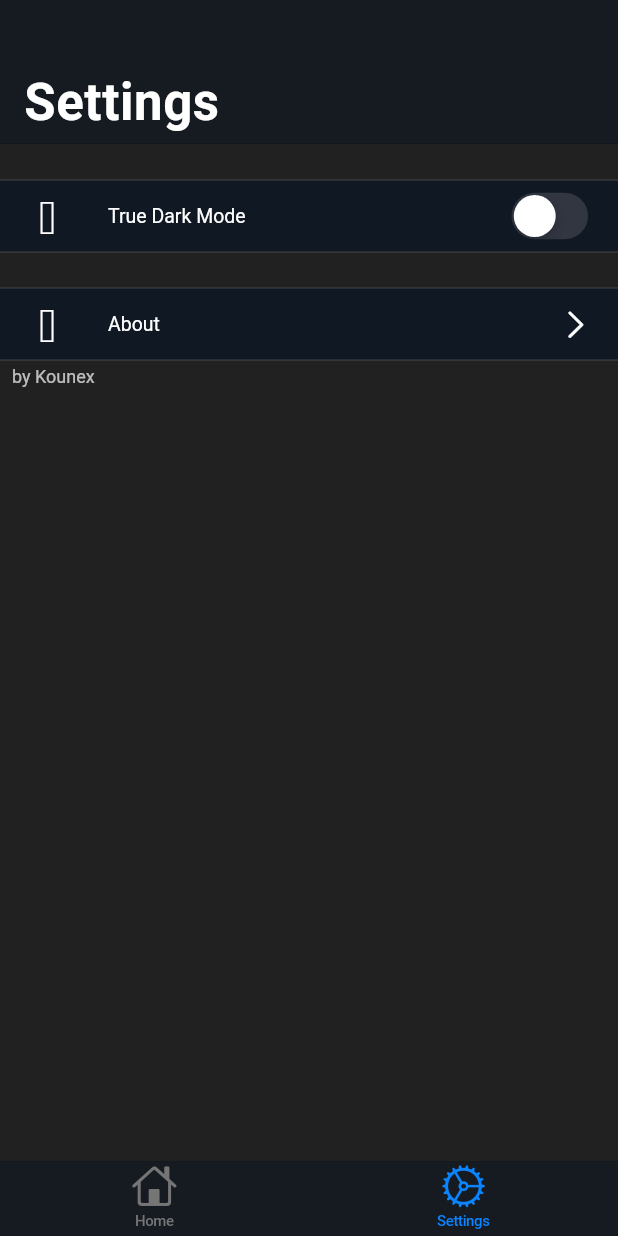
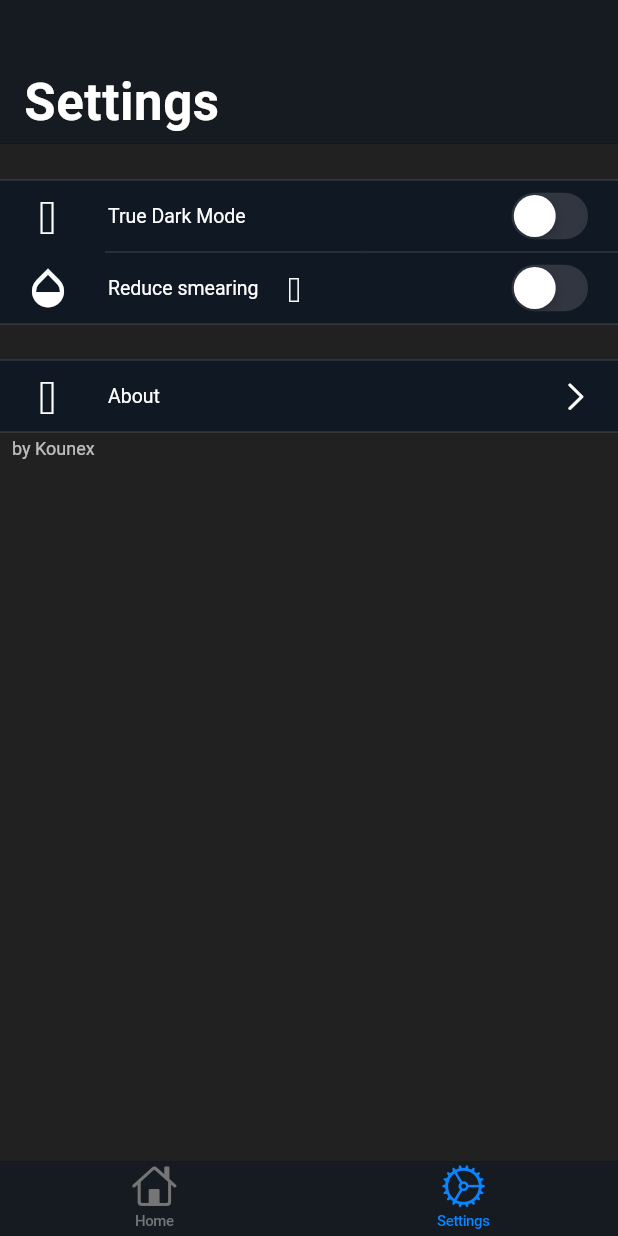
Before and after one commit to Seven-112/obs_blade, a Flutter app: the screen it shows after launch, after a tap on "Settings", on a phone screen of 412 x 824 dp. Run offline on Flutter 3.47's test engine with Material 2 defaults, Android fonts, the phone set to English and light mode, and no system bars; our stand-ins replace after_layout, carousel_slider, connectivity, flutter_mobx, hive, hive_flutter and 1 more; missing offline and left inert: flutter_mobx_helpers, tcp_scanner; accounts and stored records are empty; generated files the repository leaves out were written again.

Commit message:
added reduced smearing option

```diff
--- a/lib/app.dart
+++ b/lib/app.dart
@@ -37,7 +37,9 @@ class App extends StatelessWidget {
             accentIconTheme: IconThemeData(),
             backgroundColor: const Color(0xff101823),
             scaffoldBackgroundColor: settingsBox.getAt(0).trueDark
-                ? Color.fromRGBO(5, 5, 5, 1.0)
+                ? settingsBox.get(0).reduceSmearing
+                    ? Color.fromRGBO(5, 5, 5, 1.0)
+                    : Colors.black
                 : Colors.grey[900],
             canvasColor: const Color(0xff101823),
             cardColor: const Color(0xff101823),
--- a/lib/models/settings.dart
+++ b/lib/models/settings.dart
@@ -6,4 +6,7 @@ part 'settings.g.dart';
 class Settings extends HiveObject {
   @HiveField(0)
   bool trueDark = false;
+
+  @HiveField(1)
+  bool reduceSmearing = false;
 }
--- a/lib/shared/basic/question_mark_tooltip.dart
+++ b/lib/shared/basic/question_mark_tooltip.dart
@@ -13,7 +13,7 @@ class QuestionMarkTooltip extends StatelessWidget {
       padding: EdgeInsets.all(12.0),
       margin: EdgeInsets.all(32.0),
       preferBelow: false,
-      verticalOffset: 16.0,
+      verticalOffset: 12.0,
       showDuration: Duration(seconds: 5),
       child: Icon(StylingHelper.CUPERTINO_QUESTION_ICON),
     );
--- a/lib/views/settings/settings.dart
+++ b/lib/views/settings/settings.dart
@@ -2,6 +2,7 @@ import 'package:flutter/cupertino.dart';
 import 'package:flutter/material.dart';
 import 'package:hive/hive.dart';
 import 'package:obs_station/models/settings.dart';
+import 'package:obs_station/shared/basic/question_mark_tooltip.dart';
 import 'package:obs_station/types/enums/hive_keys.dart';
 import 'package:obs_station/utils/routing_helper.dart';
 import 'package:obs_station/utils/styling_helper.dart';
@@ -36,12 +37,34 @@ class SettingsView extends StatelessWidget {
                     blockEntries: [
                       BlockEntry(
                         leading: StylingHelper.CUPERTINO_SUNGLASSES_ICON,
-                        title: 'True Dark Mode',
+                        title: Text('True Dark Mode'),
                         trailing: CupertinoSwitch(
                           value: settingsBox.get(0).trueDark,
                           onChanged: (_) {
                             settingsBox.get(0).trueDark =
                                 !settingsBox.get(0).trueDark;
+                            settingsBox.get(0).save();
+                          },
+                        ),
+                      ),
+                      BlockEntry(
+                        leading: Icons.opacity,
+                        title: Row(
+                          children: [
+                            Text('Reduce smearing'),
+                            Padding(
+                              padding: const EdgeInsets.only(left: 12.0),
+                              child: QuestionMarkTooltip(
+                                  message:
+                                      'Only relevant for OLED displays. Using a fully black background might cause smearing while scrolling so this option will apply a slightly lighter background color. Might drain more battery though!'),
+                            ),
+                          ],
+                        ),
+                        trailing: CupertinoSwitch(
+                          value: settingsBox.get(0).reduceSmearing,
+                          onChanged: (_) {
+                            settingsBox.get(0).reduceSmearing =
+                                !settingsBox.get(0).reduceSmearing;
                             settingsBox.get(0).save();
                           },
                         ),
@@ -53,7 +76,7 @@ class SettingsView extends StatelessWidget {
                   blockEntries: [
                     BlockEntry(
                       leading: StylingHelper.CUPERTINO_AT_ICON,
-                      title: 'About',
+                      title: Text('About'),
                       navigateTo: SettingsTabRoutingKeys.ABOUT.route,
                     ),
                   ],
--- a/lib/views/settings/widgets/action_block.dart/action_block.dart
+++ b/lib/views/settings/widgets/action_block.dart/action_block.dart
@@ -20,7 +20,7 @@ class ActionBlock extends StatelessWidget {
             entry.leading,
             size: 32.0,
           ),
-          title: Text(entry.title),
+          title: entry.title,
           trailing: entry.navigateTo != null
               ? Icon(CupertinoIcons.right_chevron)
               : entry.trailing,
--- a/lib/views/settings/widgets/action_block.dart/block_entry.dart
+++ b/lib/views/settings/widgets/action_block.dart/block_entry.dart
@@ -2,7 +2,7 @@ import 'package:flutter/material.dart';
 
 class BlockEntry {
   IconData leading;
-  String title;
+  Widget title;
   Widget trailing;
   String navigateTo;
 
```
